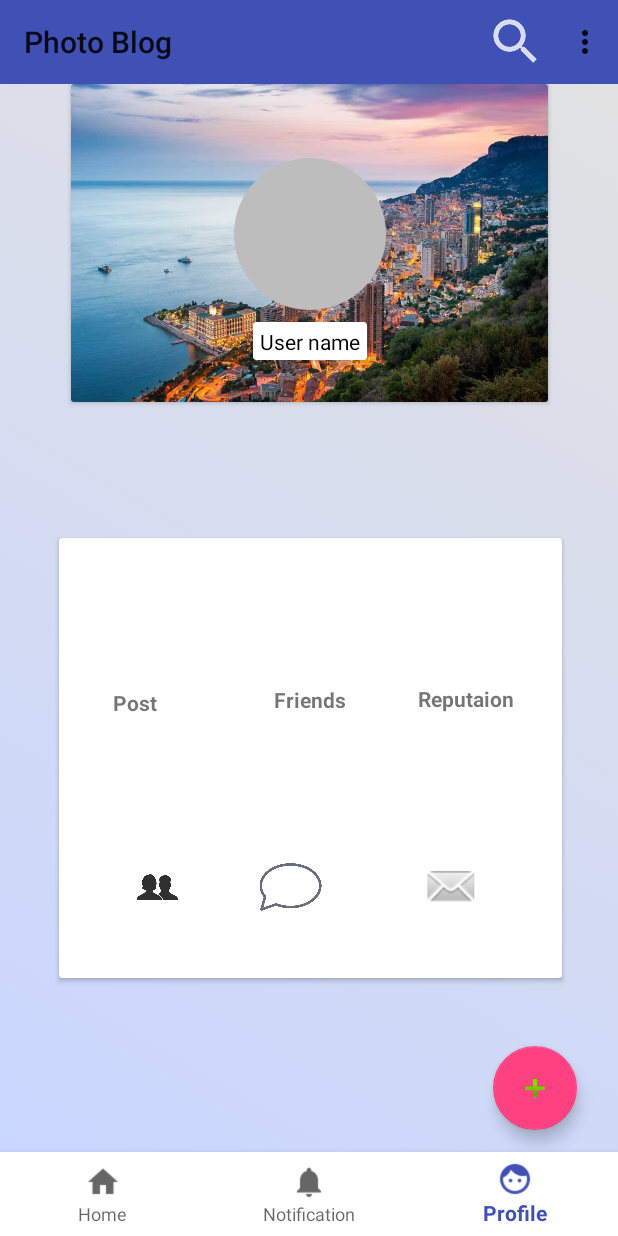
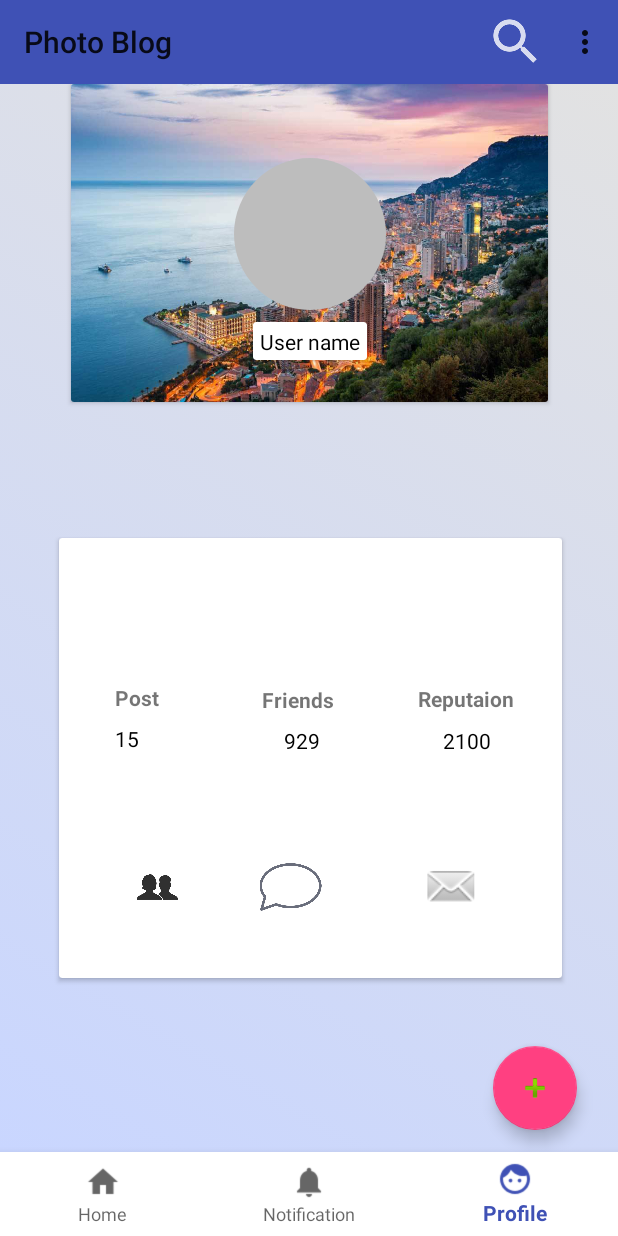
Before and after one commit to lamiashade/BlogApp, an Android app: the screen it shows after launch once a user with an empty profile is signed in (MainActivity), item 3 of the bottom bar chosen, on a phone screen of 412 x 824 dp. Run offline under Robolectric (Android 15) with nearby library versions, the phone set to English and light mode, and no system bars; our stand-ins replace CircleImageView, Firebase (no records; nobody signed in at launch, a user with empty details on screens opened directly); libraries missing offline, so code that uses them is left out: kotlin.coroutines.experimental; 3 statements that could not run were skipped.

Commit message:
Its Alive!!!

```diff
--- a/app/src/main/java/com/lamia/sodope/BlogRecyclerAdapter.kt
+++ b/app/src/main/java/com/lamia/sodope/BlogRecyclerAdapter.kt
@@ -48,8 +48,8 @@ class BlogRecyclerAdapter(var blog_list: List<BlogPost>) : RecyclerView.Adapter<
         holder.setImage(image_url!!)
 
         var user_id = blog_list.get(position).user_id
+
         fbFireStore = FirebaseFirestore.getInstance()
-
         fbFireStore!!.collection("Users").document(user_id).get().addOnCompleteListener() { task ->
 
             if (task.isSuccessful) {
--- a/app/src/main/java/com/lamia/sodope/HomeFragment.kt
+++ b/app/src/main/java/com/lamia/sodope/HomeFragment.kt
@@ -73,7 +73,6 @@ class HomeFragment : Fragment() {
 
                     if(reachedBottom){
 
-//                        var desc = lastVisible!!.getString("desc")
                         Toast.makeText(context, "Reached bottom ", Toast.LENGTH_LONG).show()
 
 //                        loadMorePost()
--- a/app/src/main/java/com/lamia/sodope/ProfileFragment.kt
+++ b/app/src/main/java/com/lamia/sodope/ProfileFragment.kt
@@ -44,21 +44,22 @@ class ProfileFragment : Fragment() {
 
     override fun onCreateView(inflater: LayoutInflater, container: ViewGroup?,
                               savedInstanceState: Bundle?): View? {
+        FbasefireStore = FirebaseFirestore.getInstance()
+
+        var view = inflater.inflate(R.layout.fragment_profile, container, false)
 
         //User profile Top Card
-        prof_top_card = profile_user_image_container
-        prof_img = profile_user_picture
-        prof_img_bg = profile_user_background
-        prof_user_name = profile_user_name
+        prof_top_card = view.findViewById(R.id.profile_user_image_container)
+        prof_img = view.findViewById(R.id.profile_user_picture)
+        prof_img_bg = view.findViewById(R.id.profile_user_background)
+        prof_user_name = view.findViewById(R.id.profile_user_name)
 
         //User profile Bottom Card
-        profile_bottom_card = profile_user_info
-        prof_Post_count = profile_post_count
-        prof_freindds_count = profile_friends_count
-        prof_reutation_count = profile_reputation_count
+        profile_bottom_card = view!!.findViewById(R.id.profile_user_info)
+        prof_Post_count = view.findViewById(R.id.profile_post_count)
+        prof_freindds_count = view.findViewById(R.id.profile_friends_count)
+        prof_reutation_count = view.findViewById(R.id.profile_reputation_count)
 
-
-        FbasefireStore = FirebaseFirestore.getInstance()
 
         // retrirving User data
         var currentUser = mAuth!!.currentUser
@@ -79,10 +80,14 @@ class ProfileFragment : Fragment() {
 
                 }
             }
+
+            prof_Post_count!!.text = "15"
+            prof_freindds_count!!.text = "929"
+            prof_reutation_count!!.text = "2100"
         }
 
         // Inflate the layout for this fragment
-        return inflater.inflate(R.layout.fragment_profile, container, false)
+        return view
     }
 
     fun setName(name:String){
@@ -93,5 +98,4 @@ class ProfileFragment : Fragment() {
         Glide.with(context!!).load(imgUrl).into(prof_img!!)
     }
 
-
 }
--- a/app/src/main/res/layout/fragment_profile.xml
+++ b/app/src/main/res/layout/fragment_profile.xml
@@ -45,7 +45,7 @@
                 android:layout_width="wrap_content"
                 android:layout_height="wrap_content"
                 android:layout_marginBottom="176dp"
-                android:layout_marginEnd="48dp"
+                android:layout_marginEnd="56dp"
                 android:layout_marginTop="32dp"
                 android:text="@string/profile_friends_place_holder"
                 android:textStyle="bold"
@@ -66,10 +66,10 @@
                 android:textStyle="bold"
                 app:layout_constraintBottom_toBottomOf="parent"
                 app:layout_constraintEnd_toStartOf="@+id/prof_friends"
-                app:layout_constraintHorizontal_bias="0.054"
+                app:layout_constraintHorizontal_bias="0.076"
                 app:layout_constraintStart_toStartOf="parent"
                 app:layout_constraintTop_toTopOf="parent"
-                app:layout_constraintVertical_bias="0.29000002" />
+                app:layout_constraintVertical_bias="0.277" />
 
             <ImageView
                 android:id="@+id/profile_add_friend_icon"
@@ -106,7 +106,7 @@
 
             <TextView
                 android:id="@+id/profile_post_count"
-                android:layout_width="19dp"
+                android:layout_width="21dp"
                 android:layout_height="24dp"
                 android:layout_marginBottom="8dp"
                 android:layout_marginEnd="8dp"
@@ -116,18 +116,18 @@
                 android:textColor="@android:color/background_dark"
                 app:layout_constraintBottom_toBottomOf="parent"
                 app:layout_constraintEnd_toStartOf="@+id/profile_friends_count"
-                app:layout_constraintHorizontal_bias="0.141"
+                app:layout_constraintHorizontal_bias="0.06"
                 app:layout_constraintStart_toStartOf="parent"
                 app:layout_constraintTop_toBottomOf="@+id/prof_post"
                 app:layout_constraintVertical_bias="0.0" />
 
             <TextView
                 android:id="@+id/profile_friends_count"
-                android:layout_width="19dp"
+                android:layout_width="30dp"
                 android:layout_height="24dp"
                 android:layout_marginBottom="8dp"
-                android:layout_marginEnd="80dp"
-                android:layout_marginTop="10dp"
+                android:layout_marginEnd="76dp"
+                android:layout_marginTop="8dp"
                 android:ems="10"
                 android:textColor="@android:color/background_dark"
                 app:layout_constraintBottom_toBottomOf="parent"
@@ -137,11 +137,11 @@
 
             <TextView
                 android:id="@+id/profile_reputation_count"
-                android:layout_width="19dp"
+                android:layout_width="39dp"
                 android:layout_height="24dp"
                 android:layout_marginBottom="8dp"
-                android:layout_marginEnd="56dp"
-                android:layout_marginTop="16dp"
+                android:layout_marginEnd="40dp"
+                android:layout_marginTop="8dp"
                 android:ems="10"
                 android:textColor="@android:color/background_dark"
                 app:layout_constraintBottom_toBottomOf="parent"
```
Also changed, not shown: app/src/main/java/com/lamia/sodope/NewPostActivity.kt (+17 -2 lines), app/src/main/java/com/lamia/sodope/NotificationFragment.kt (+8 -10 lines), app/src/main/java/com/lamia/sodope/NotificationRecylerAdapter.kt (+3 -6 lines), app/src/main/res/layout/notification_list_item.xml (+5 -5 lines).
